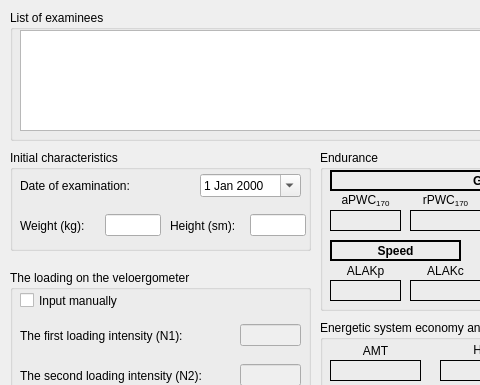
Above: shvsm/shvsmcreatedialog.ui from SeregaGomen/shvsm before the change; both pictures show x 0 to 480 and y 0 to 385 of the 683 by 684 pixel window. Below: the same form after it.
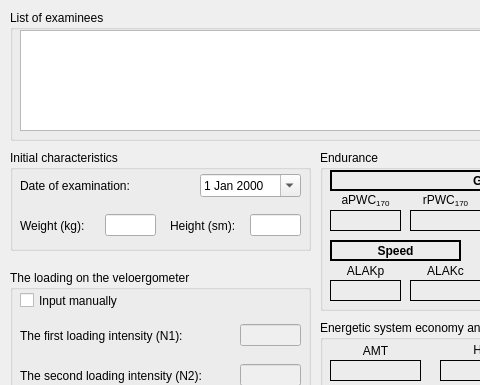
That is the form after the change.

What changed in the file:
```diff
--- a/shvsm/shvsmcreatedialog.ui
+++ b/shvsm/shvsmcreatedialog.ui
@@ -127,7 +127,7 @@
      <rect>
       <x>95</x>
       <y>60</y>
-      <width>56</width>
+      <width>51</width>
       <height>31</height>
      </rect>
     </property>
@@ -161,7 +161,7 @@
      <rect>
       <x>240</x>
       <y>60</y>
-      <width>56</width>
+      <width>51</width>
       <height>31</height>
      </rect>
     </property>
```
